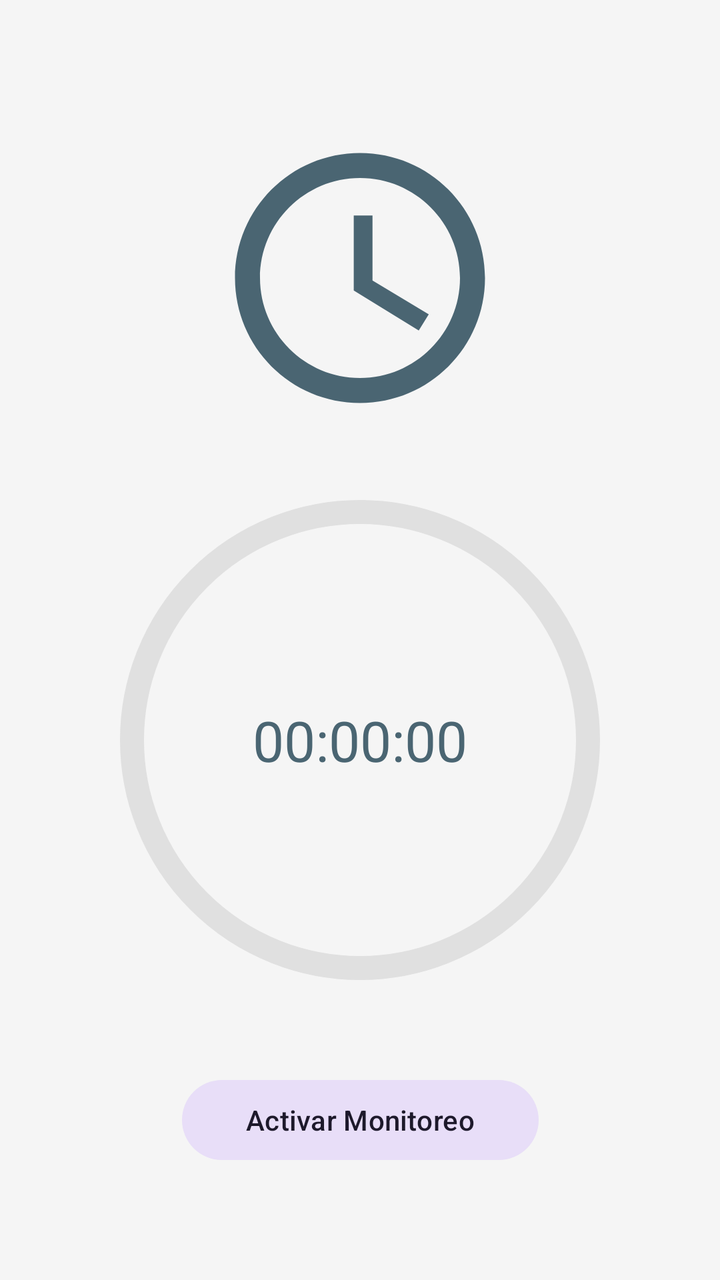
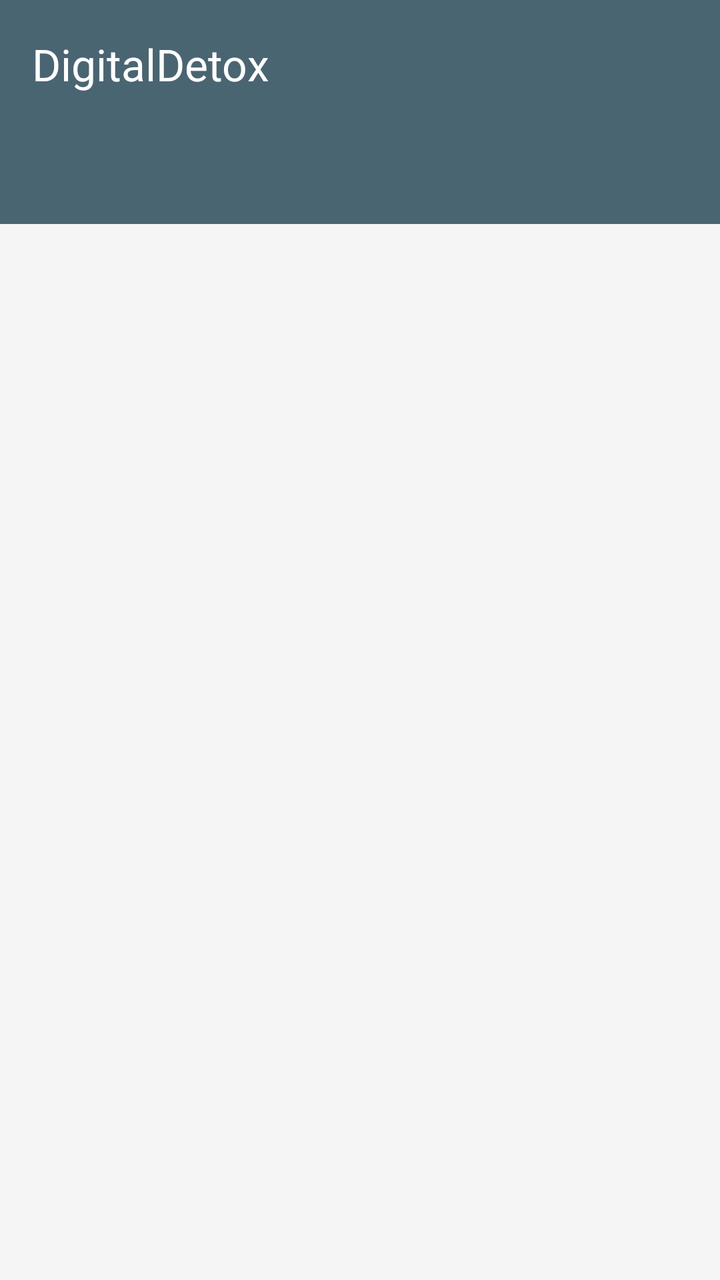

An Android layout rendered at two revisions. The XML below is the earlier revision; the diff shows what the commit changed to produce the second picture.
<!-- AndroidManifest.xml: application theme Theme.DigitalDetox -->
<!-- res/layout/activity_main.xml -->
<?xml version="1.0" encoding="utf-8"?>
<androidx.constraintlayout.widget.ConstraintLayout xmlns:android="http://schemas.android.com/apk/res/android"
    xmlns:app="http://schemas.android.com/apk/res-auto"
    xmlns:tools="http://schemas.android.com/tools"
    android:layout_width="match_parent"
    android:layout_height="match_parent"
    android:padding="24dp"
    tools:context=".MainActivity">

    <com.google.android.material.card.MaterialCardView
        android:id="@+id/cardMessage"
        android:layout_width="match_parent"
        android:layout_height="wrap_content"
        android:layout_marginTop="16dp"
        android:visibility="gone"
        app:cardCornerRadius="16dp"
        app:cardElevation="4dp"
        app:layout_constraintTop_toTopOf="parent"
        app:strokeColor="@color/primary_light"
        app:strokeWidth="1dp">

        <LinearLayout
            android:layout_width="match_parent"
            android:layout_height="wrap_content"
            android:orientation="vertical"
            android:padding="16dp">

            <TextView
                android:id="@+id/tvWelcomeMessage"
                android:layout_width="wrap_content"
                android:layout_height="wrap_content"
                android:text="¡Excelente descanso!"
                android:textAppearance="?attr/textAppearanceTitleMedium"
                android:textColor="@color/success_green" />

            <TextView
                android:id="@+id/tvMessageDetail"
                android:layout_width="wrap_content"
                android:layout_height="wrap_content"
                android:text="Lograste 8 horas desconectado."
                android:textAppearance="?attr/textAppearanceBodyMedium" />
        </LinearLayout>
    </com.google.android.material.card.MaterialCardView>

    <ImageView
        android:id="@+id/ivIllustration"
        android:layout_width="150dp"
        android:layout_height="150dp"
        android:layout_marginTop="40dp"
        android:src="@drawable/ic_moon"
        app:layout_constraintEnd_toEndOf="parent"
        app:layout_constraintStart_toStartOf="parent"
        app:layout_constraintTop_toBottomOf="@id/cardMessage"
        app:tint="?attr/colorPrimary" />

    <com.google.android.material.progressindicator.CircularProgressIndicator
        android:id="@+id/progressIndicator"
        android:layout_width="wrap_content"
        android:layout_height="wrap_content"
        android:layout_marginTop="32dp"
        app:indicatorSize="240dp"
        app:layout_constraintEnd_toEndOf="parent"
        app:layout_constraintStart_toStartOf="parent"
        app:layout_constraintTop_toBottomOf="@id/ivIllustration"
        app:trackColor="#E0E0E0"
        app:trackThickness="12dp"
        android:progress="0"
        app:indicatorColor="?attr/colorPrimary" />

    <TextView
        android:id="@+id/tvDuration"
        android:layout_width="wrap_content"
        android:layout_height="wrap_content"
        android:text="00:00:00"
        android:textAppearance="?attr/textAppearanceHeadlineMedium"
        android:textColor="?attr/colorPrimary"
        app:layout_constraintBottom_toBottomOf="@+id/progressIndicator"
        app:layout_constraintEnd_toEndOf="@+id/progressIndicator"
        app:layout_constraintStart_toStartOf="@+id/progressIndicator"
        app:layout_constraintTop_toTopOf="@+id/progressIndicator" />

    <Button
        android:id="@+id/btnStartService"
        style="@style/Widget.Material3.Button.TonalButton"
        android:layout_width="wrap_content"
        android:layout_height="wrap_content"
        android:layout_marginBottom="32dp"
        android:paddingStart="32dp"
        android:paddingEnd="32dp"
        android:text="Activar Monitoreo"
        app:layout_constraintBottom_toBottomOf="parent"
        app:layout_constraintEnd_toEndOf="parent"
        app:layout_constraintStart_toStartOf="parent" />

</androidx.constraintlayout.widget.ConstraintLayout>
<!-- resources referenced by this layout -->
<resources>
  <color name="primary_light">#4A6572</color>
  <color name="success_green">#4CAF50</color>
  <!-- drawable ic_moon (drawable) -->
  <vector xmlns:android="http://schemas.android.com/apk/res/android"
      android:width="120dp"
      android:height="120dp"
      android:viewportWidth="24"
      android:viewportHeight="24">
      <path
          android:fillColor="?attr/colorPrimary"
          android:pathData="M12,2C6.47,2 2,6.47 2,12s4.47,10 10,10 10,-4.47 10,-10S17.53,2 12,2zM12,20c-4.41,0 -8,-3.59 -8,-8s3.59,-8 8,-8 8,3.59 8,8 -3.59,8 -8,8zM12.5,7h-1v6l5.2,3.2 0.8,-1.3 -4.5,-2.7V7z"/>
  </vector>
  <style name="Theme.DigitalDetox" parent="Base.Theme.DigitalDetox" />
  <style name="Base.Theme.DigitalDetox" parent="Theme.Material3.DayNight.NoActionBar">
          <item name="colorPrimary">@color/primary_light</item>
          <item name="colorSecondary">@color/secondary_light</item>
          <item name="android:windowBackground">@color/background_light</item>
      </style>
  <color name="secondary_light">#F9AA33</color>
  <color name="background_light">#F5F5F5</color>
</resources>

<!-- the commit's change to res/layout/activity_main.xml (unified diff, before → after) -->
@@ -1,95 +1,43 @@
 <?xml version="1.0" encoding="utf-8"?>
-<androidx.constraintlayout.widget.ConstraintLayout xmlns:android="http://schemas.android.com/apk/res/android"
+<LinearLayout xmlns:android="http://schemas.android.com/apk/res/android"
     xmlns:app="http://schemas.android.com/apk/res-auto"
     xmlns:tools="http://schemas.android.com/tools"
     android:layout_width="match_parent"
     android:layout_height="match_parent"
-    android:padding="24dp"
+    android:orientation="vertical"
     tools:context=".MainActivity">
 
-    <com.google.android.material.card.MaterialCardView
-        android:id="@+id/cardMessage"
+    <com.google.android.material.appbar.AppBarLayout
         android:layout_width="match_parent"
         android:layout_height="wrap_content"
-        android:layout_marginTop="16dp"
-        android:visibility="gone"
-        app:cardCornerRadius="16dp"
-        app:cardElevation="4dp"
-        app:layout_constraintTop_toTopOf="parent"
-        app:strokeColor="@color/primary_light"
-        app:strokeWidth="1dp">
+        android:elevation="4dp">
 
-        <LinearLayout
+        <com.google.android.material.appbar.MaterialToolbar
+            android:id="@+id/toolbar"
+            android:layout_width="match_parent"
+            android:layout_height="?attr/actionBarSize"
+            android:background="?attr/colorPrimary"
+            app:title="@string/app_name"
+            app:titleTextColor="?attr/colorOnPrimary" />
+
+        <com.google.android.material.tabs.TabLayout
+            android:id="@+id/tabLayout"
             android:layout_width="match_parent"
             android:layout_height="wrap_content"
-            android:orientation="vertical"
-            android:padding="16dp">
+            android:background="?attr/colorPrimary"
+            app:tabGravity="fill"
+            app:tabIndicatorColor="?attr/colorSecondary"
+            app:tabIndicatorHeight="3dp"
+            app:tabMode="fixed"
+            app:tabSelectedTextColor="?attr/colorOnPrimary"
+            app:tabTextColor="#B0BEC5" />
 
-            <TextView
-                android:id="@+id/tvWelcomeMessage"
-                android:layout_width="wrap_content"
-                android:layout_height="wrap_content"
-                android:text="¡Excelente descanso!"
-                android:textAppearance="?attr/textAppearanceTitleMedium"
-                android:textColor="@color/success_green" />
+    </com.google.android.material.appbar.AppBarLayout>
 
-            <TextView
-                android:id="@+id/tvMessageDetail"
-                android:layout_width="wrap_content"
-                android:layout_height="wrap_content"
-                android:text="Lograste 8 horas desconectado."
-                android:textAppearance="?attr/textAppearanceBodyMedium" />
-        </LinearLayout>
-    </com.google.android.material.card.MaterialCardView>
+    <androidx.viewpager2.widget.ViewPager2
+        android:id="@+id/viewPager"
+        android:layout_width="match_parent"
+        android:layout_height="0dp"
+        android:layout_weight="1" />
 
-    <ImageView
-        android:id="@+id/ivIllustration"
-        android:layout_width="150dp"
-        android:layout_height="150dp"
-        android:layout_marginTop="40dp"
-        android:src="@drawable/ic_moon"
-        app:layout_constraintEnd_toEndOf="parent"
-        app:layout_constraintStart_toStartOf="parent"
-        app:layout_constraintTop_toBottomOf="@id/cardMessage"
-        app:tint="?attr/colorPrimary" />
-
-    <com.google.android.material.progressindicator.CircularProgressIndicator
-        android:id="@+id/progressIndicator"
-        android:layout_width="wrap_content"
-        android:layout_height="wrap_content"
-        android:layout_marginTop="32dp"
-        app:indicatorSize="240dp"
-        app:layout_constraintEnd_toEndOf="parent"
-        app:layout_constraintStart_toStartOf="parent"
-        app:layout_constraintTop_toBottomOf="@id/ivIllustration"
-        app:trackColor="#E0E0E0"
-        app:trackThickness="12dp"
-        android:progress="0"
-        app:indicatorColor="?attr/colorPrimary" />
-
-    <TextView
-        android:id="@+id/tvDuration"
-        android:layout_width="wrap_content"
-        android:layout_height="wrap_content"
-        android:text="00:00:00"
-        android:textAppearance="?attr/textAppearanceHeadlineMedium"
-        android:textColor="?attr/colorPrimary"
-        app:layout_constraintBottom_toBottomOf="@+id/progressIndicator"
-        app:layout_constraintEnd_toEndOf="@+id/progressIndicator"
-        app:layout_constraintStart_toStartOf="@+id/progressIndicator"
-        app:layout_constraintTop_toTopOf="@+id/progressIndicator" />
-
-    <Button
-        android:id="@+id/btnStartService"
-        style="@style/Widget.Material3.Button.TonalButton"
-        android:layout_width="wrap_content"
-        android:layout_height="wrap_content"
-        android:layout_marginBottom="32dp"
-        android:paddingStart="32dp"
-        android:paddingEnd="32dp"
-        android:text="Activar Monitoreo"
-        app:layout_constraintBottom_toBottomOf="parent"
-        app:layout_constraintEnd_toEndOf="parent"
-        app:layout_constraintStart_toStartOf="parent" />
-
-</androidx.constraintlayout.widget.ConstraintLayout>
+</LinearLayout>
<!-- resource entries referenced after the edit -->
@@ -1,17 +1,7 @@
 <!-- resources referenced by this layout -->
 <resources>
+  <string name="app_name">DigitalDetox</string>
   <color name="primary_light">#4A6572</color>
-  <color name="success_green">#4CAF50</color>
-  <!-- drawable ic_moon (drawable) -->
-  <vector xmlns:android="http://schemas.android.com/apk/res/android"
-      android:width="120dp"
-      android:height="120dp"
-      android:viewportWidth="24"
-      android:viewportHeight="24">
-      <path
-          android:fillColor="?attr/colorPrimary"
-          android:pathData="M12,2C6.47,2 2,6.47 2,12s4.47,10 10,10 10,-4.47 10,-10S17.53,2 12,2zM12,20c-4.41,0 -8,-3.59 -8,-8s3.59,-8 8,-8 8,3.59 8,8 -3.59,8 -8,8zM12.5,7h-1v6l5.2,3.2 0.8,-1.3 -4.5,-2.7V7z"/>
-  </vector>
   <style name="Theme.DigitalDetox" parent="Base.Theme.DigitalDetox" />
   <style name="Base.Theme.DigitalDetox" parent="Theme.Material3.DayNight.NoActionBar">
           <item name="colorPrimary">@color/primary_light</item>
